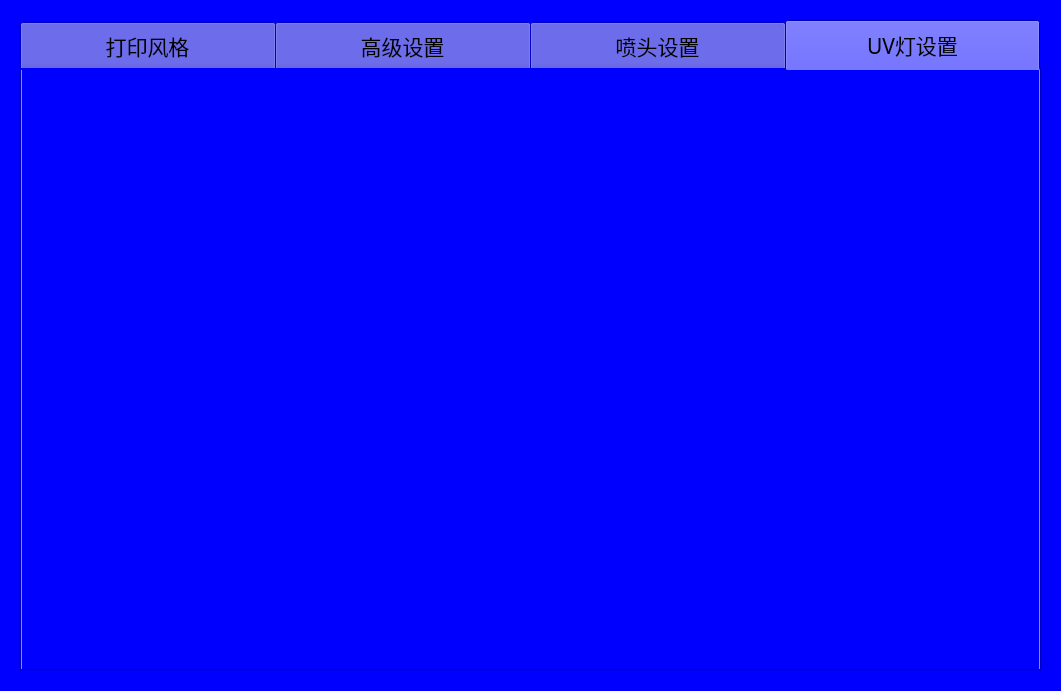
Old version of the form HighResolutionPrinter/printsetting.ui in the repository dxphmj/TwoCharPrinter.
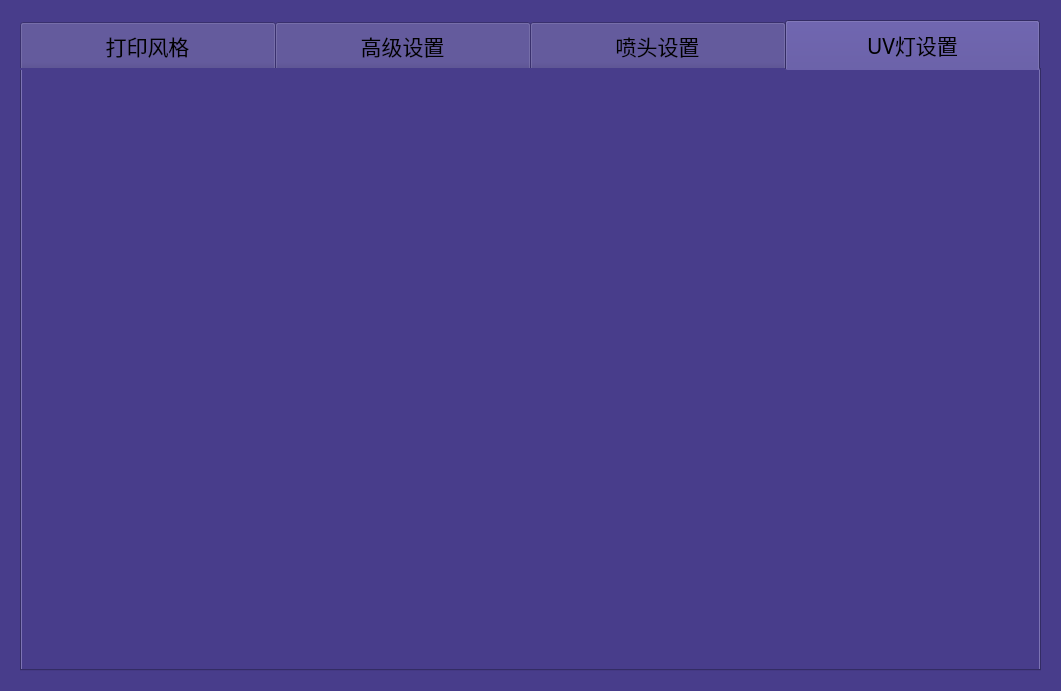
New version of the form.

Diff of the .ui file:
```diff
--- a/HighResolutionPrinter/printsetting.ui
+++ b/HighResolutionPrinter/printsetting.ui
@@ -14,7 +14,7 @@
    <string>printSetting</string>
   </property>
   <property name="styleSheet">
-   <string notr="true">background-color: rgb(0, 0, 255);</string>
+   <string notr="true">background-color: rgb(72,61, 139);</string>
   </property>
   <widget class="QTabWidget" name="printSetTabWid">
    <property name="geometry">
```
